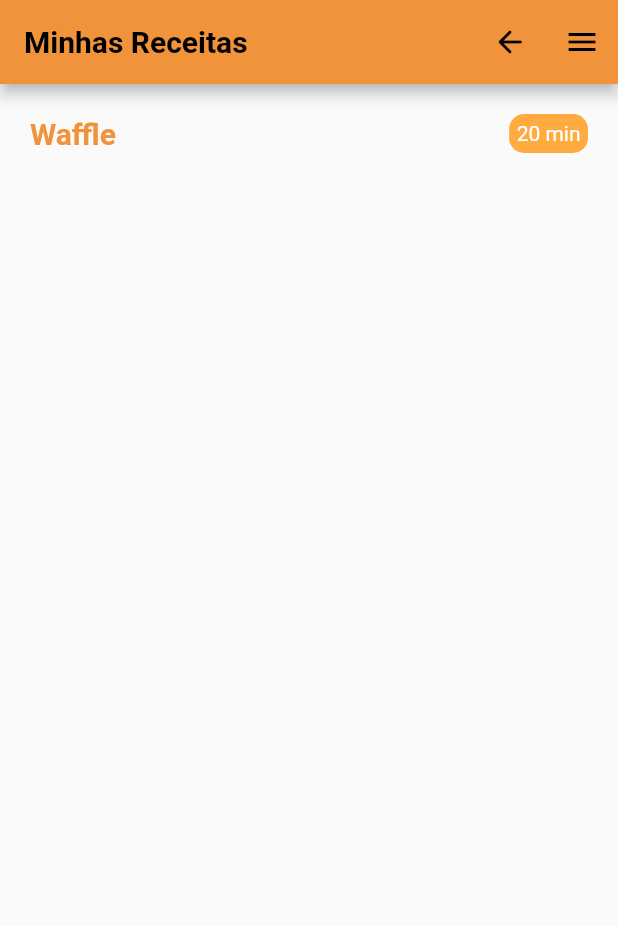
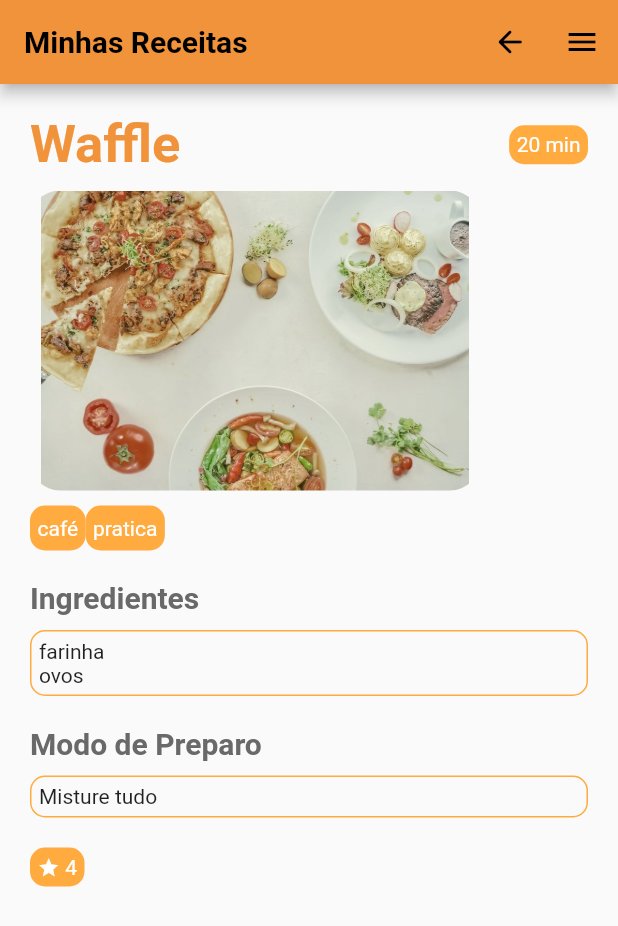
Before and after one commit to isadoracristina/projeto-app, a Flutter app: the screen it shows after launch, on a phone screen of 412 x 824 dp. Shown: the top 926 px of the screen. Run offline on Flutter 3.47's test engine with Material 2 defaults, Android fonts, the phone set to English and light mode, and no system bars; our stand-ins replace email_validator.

Commit message:
RecipePage pronta

```diff
--- a/flutter_despensa/lib/recipepage.dart
+++ b/flutter_despensa/lib/recipepage.dart
@@ -32,13 +32,14 @@ class RecipePage extends StatelessWidget {
       body: Container(
         padding: const EdgeInsets.all(20),
         child: Column(
+          crossAxisAlignment: CrossAxisAlignment.start,
           children: <Widget> [
             Row(
               mainAxisAlignment: MainAxisAlignment.spaceBetween,
               children: <Widget> [
                 Text(recipe.name,
                   style: const TextStyle(
-                    fontSize: 20,
+                    fontSize: 35,
                     fontWeight: FontWeight.bold,
                     color: Color.fromARGB(255, 241, 147, 58),
                   )
@@ -60,8 +61,133 @@ class RecipePage extends StatelessWidget {
                     ),
                   )
                 ),
-
               ],
+            ),
+            const SizedBox(
+              height: 10,
+            ),
+            ClipRRect(
+              borderRadius: BorderRadius.circular(20),
+              child: Image.asset(
+                'assets/images/myrecipes.jpg',
+                height: 200,
+                width: 300,
+              ),
+            ),
+            const SizedBox(
+              height: 10,
+            ),
+            SizedBox(
+              height: 30,
+              child: ListView.separated(
+                scrollDirection: Axis.horizontal,
+                shrinkWrap: true,
+                physics: const ClampingScrollPhysics(),
+                itemCount: recipe.tags.length,
+                separatorBuilder: (BuildContext ctxt, int index) => const Divider(thickness: 50, color: Colors.transparent,),
+                itemBuilder: (BuildContext ctxt, int index) {
+                  return Container(
+                    alignment: Alignment.centerLeft,
+                    padding: const EdgeInsets.fromLTRB(5, 5, 5, 5),
+                    decoration: BoxDecoration(
+                      color:Colors.orangeAccent,
+                      borderRadius: BorderRadius.circular(10)
+                    ),
+                    child: Center(
+                      child: Text(recipe.tags[index],
+                        style: const TextStyle(
+                          color: Colors.white,
+                        ),
+                      ),
+                    )
+                  );
+                },
+              )
+            ),
+            const SizedBox(
+              height: 20,
+            ),
+            const Text("Ingredientes",
+              textAlign: TextAlign.left,
+              style: TextStyle(
+                fontSize: 20,
+                fontWeight: FontWeight.bold,
+                color: Color.fromARGB(255, 105, 105, 105)
+              ),
+            ),
+            const SizedBox(
+              height: 10,
+            ),
+            Container(
+              padding: const EdgeInsets.fromLTRB(5, 5, 5, 5),
+              width: double.infinity,
+              decoration: BoxDecoration(
+                border: Border.all(
+                  color: Colors.orangeAccent
+                ),
+                borderRadius: BorderRadius.circular(10)
+              ),
+              child: ListView.builder(
+                shrinkWrap: true,
+                physics: const ClampingScrollPhysics(),
+                itemCount: recipe.ingredients.length,
+                itemBuilder: (BuildContext ctxt, int index) {
+                  return Text(recipe.ingredients[index],
+                  );
+                },
+              ),
+            ),
+            const SizedBox(
+              height: 20,
+            ),
+            const Text("Modo de Preparo",
+              textAlign: TextAlign.left,
+              style: TextStyle(
+                fontSize: 20,
+                fontWeight: FontWeight.bold,
+                color: Color.fromARGB(255, 105, 105, 105)
+              ),
+            ),
+            const SizedBox(
+              height: 10,
+            ),
+            Container(
+              padding: const EdgeInsets.fromLTRB(5, 5, 5, 5),
+              width: double.infinity,
+              decoration: BoxDecoration(
+                border: Border.all(
+                  color: Colors.orangeAccent
+                ),
+                borderRadius: BorderRadius.circular(10)
+              ),
+              child: Text(recipe.preparation)
+            ),
+            const SizedBox(
+              height: 20,
+            ),
+            Container(
+              padding: const EdgeInsets.fromLTRB(5, 5, 5, 5),
+              decoration: BoxDecoration(
+                color:Colors.orangeAccent,
+                borderRadius: BorderRadius.circular(10)
+                ),
+              child: RichText(
+                text: TextSpan(
+                  children: [
+                    const WidgetSpan(
+                      child: Icon(Icons.star,
+                        color: Colors.white,
+                        size: 15),
+                    ),
+                    TextSpan(
+                      text: " " + recipe.classification.toString(),
+                        style: const TextStyle(
+                          color: Colors.white
+                        )
+                    )
+                  ]
+                ),
+              ),
             ),
           ],
         ),
```
